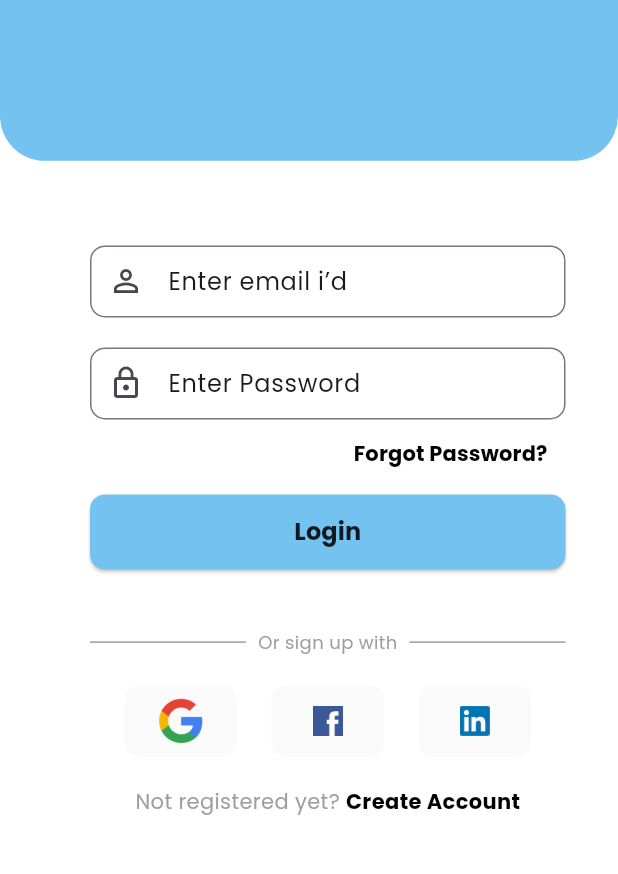
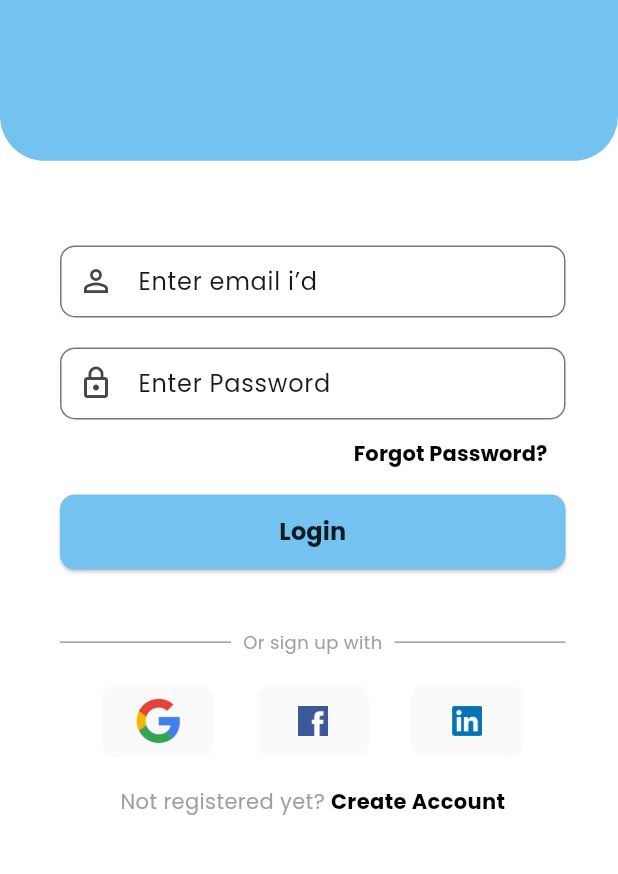
Before and after one commit to pramodbhure/visit_plus_flutter, a Flutter app: the screen it shows after launch, swiped to page 4, on a phone screen of 412 x 824 dp, the part 249-1123 px from its top. Run offline on Flutter 3.47's test engine with Material 3 defaults, Android fonts, the phone set to English and light mode, and no system bars; our stand-ins replace cloud_firestore, firebase_auth, firebase_core, geolocator, google_maps_flutter, google_sign_in and 1 more; accounts and stored records are empty.

Commit message:
signin screen fix,

```diff
--- a/lib/authentication-widgets/signin_screen.dart
+++ b/lib/authentication-widgets/signin_screen.dart
@@ -91,7 +91,7 @@
             child: SingleChildScrollView(
               child: Padding(
                 padding: EdgeInsets.fromLTRB(
-                    60, MediaQuery.of(context).size.height * 0.4, 35, 0),
+                    40, MediaQuery.of(context).size.height * 0.4, 35, 0),
                 child: Column(
                   children: <Widget>[
                     SignInForm(
```
